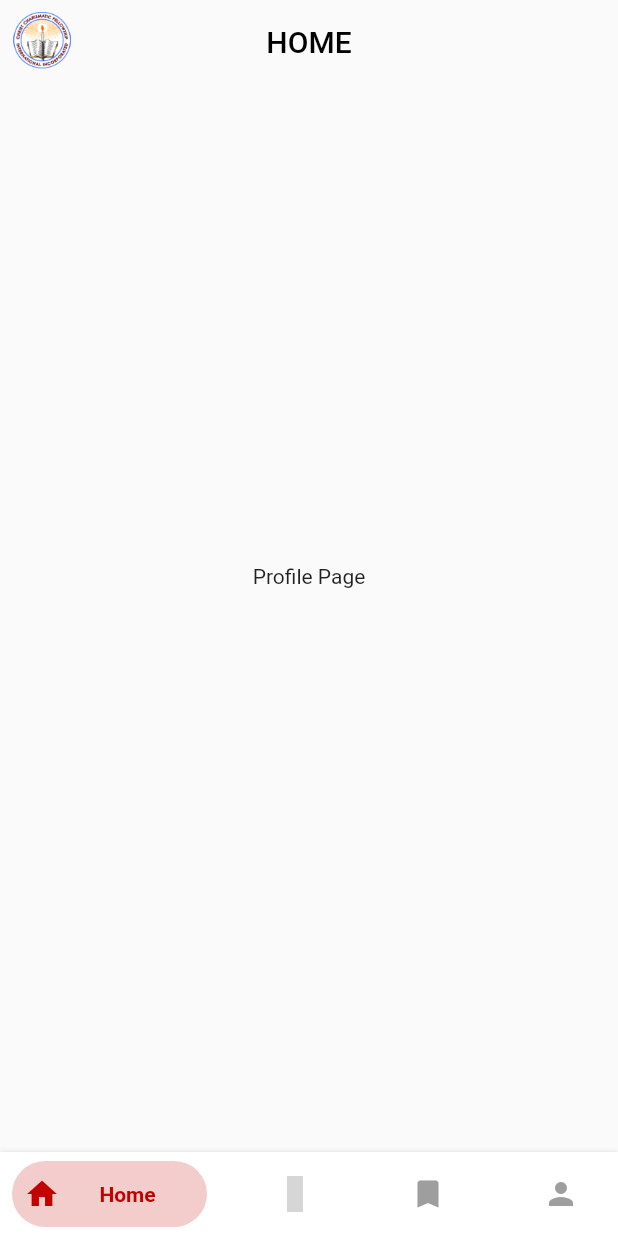
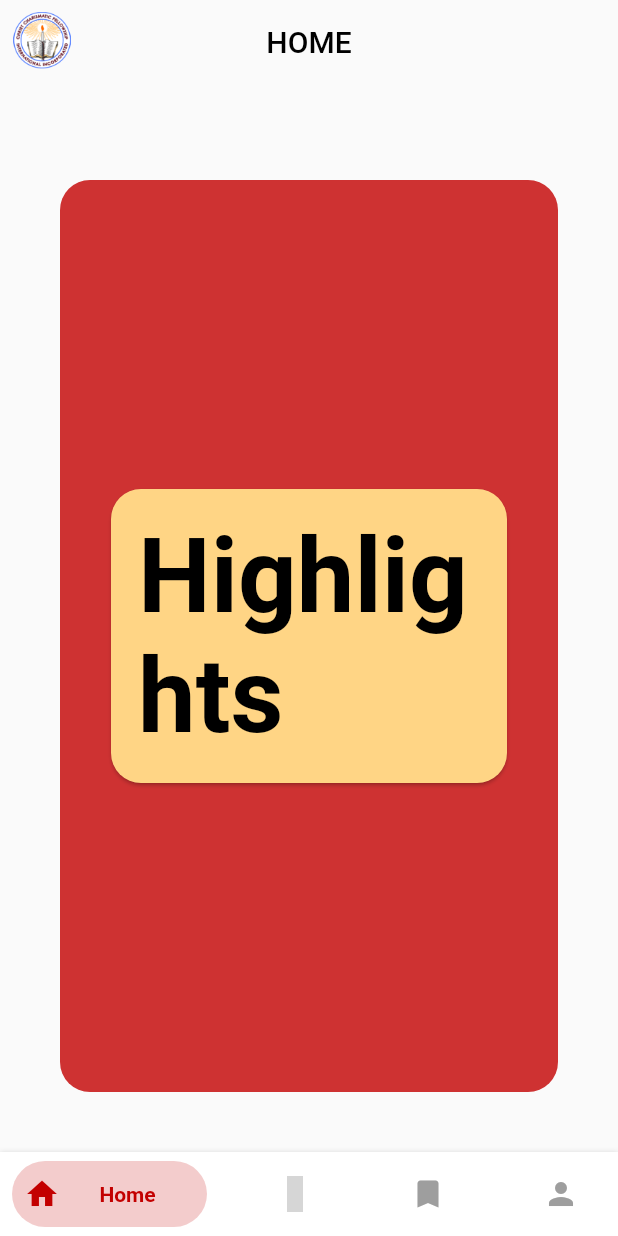
Before and after one commit to Pipaolo/CCFII-Read-Obey-and-Succeed-App, a Flutter app: the screen it shows after launch, swiped to page 4, on a phone screen of 412 x 824 dp. Run offline on Flutter 3.47's test engine with Material 2 defaults, Android fonts, the phone set to English and light mode, and no system bars; drawn by our look-alikes of bottom_navy_bar; our stand-ins replace auto_route, bloc, dartx, equatable, flushbar, flutter_bloc and 5 more; accounts and stored records are empty; generated files the repository leaves out were written again; grey boxes are pictures that could not be loaded.

Commit message:
Partial Implementation of Reading Highlights

```diff
--- a/lib/core/setting_bloc/settings_bloc.dart
+++ b/lib/core/setting_bloc/settings_bloc.dart
@@ -24,6 +24,7 @@ class SettingsBloc extends Bloc<SettingsEvent, SettingsState> {
           headline6: TextStyle(color: Colors.white),
           headline5: TextStyle(color: Colors.white),
           headline4: TextStyle(color: Colors.white),
+          headline1: TextStyle(color: Colors.white),
           bodyText1: TextStyle(color: Colors.white),
         ),
       );
@@ -36,6 +37,7 @@ class SettingsBloc extends Bloc<SettingsEvent, SettingsState> {
           headline6: TextStyle(color: Colors.black),
           headline5: TextStyle(color: Colors.black),
           headline4: TextStyle(color: Colors.black),
+          headline1: TextStyle(color: Colors.black),
           bodyText1: TextStyle(color: Colors.black),
         ),
       );
--- a/lib/data/model/highlighted_content.dart
+++ b/lib/data/model/highlighted_content.dart
@@ -1,8 +1,6 @@
-import 'dart:convert';
-
 import 'package:flutter/foundation.dart';
 
-import 'package:ccfii_read_obey_succeed/data/model/bible_chapter_content.dart';
+import 'bible_chapter_content.dart';
 
 class HighlightedContent {
   final List<BibleChapterContent> chapterContents;
--- a/lib/routes/router.dart
+++ b/lib/routes/router.dart
@@ -2,6 +2,7 @@ import 'package:auto_route/auto_route_annotations.dart';
 import 'package:ccfii_read_obey_succeed/ui/bible_page/bible_book_page/bible_book_page.dart';
 import 'package:ccfii_read_obey_succeed/ui/bible_page/bible_reader_page/bible_reader_page.dart';
 import 'package:ccfii_read_obey_succeed/ui/bottom_navigation_controller.dart';
+import 'package:ccfii_read_obey_succeed/ui/profile_page/highlights_page/highlights_page.dart';
 import 'package:ccfii_read_obey_succeed/ui/splash_page/splash_page.dart';
 
 @MaterialAutoRouter()
@@ -12,5 +13,7 @@ class $Router {
   BibleBookPage bibleBookPageRoute;
   BibleReaderPage bibleReaderPageRoute;
 
+  HighlightsPage highlightsPageRoute;
+
   BottomNavigationController bottomNavigationControllerRoute;
 }
--- a/lib/ui/profile_page/profile_page.dart
+++ b/lib/ui/profile_page/profile_page.dart
@@ -1,23 +1,57 @@
+import 'package:auto_route/auto_route.dart';
+import 'package:ccfii_read_obey_succeed/core/colors.dart';
+import 'package:ccfii_read_obey_succeed/routes/router.gr.dart';
+import 'package:ccfii_read_obey_succeed/ui/profile_page/widgets/profile_button.dart';
 import 'package:ccfii_read_obey_succeed/ui/widgets/app_bar.dart';
 import 'package:flutter/material.dart';
 
 class ProfilePage extends StatelessWidget {
-  const ProfilePage({Key key}) : super(key: key);
+  final OverlayEntry highlightsPage = OverlayEntry(
+    builder: (context) => Positioned.fill(
+      child: Container(
+        color: Colors.white,
+      ),
+    ),
+  );
+
+  ProfilePage({Key key}) : super(key: key);
 
   @override
   Widget build(BuildContext context) {
-    return Stack(
-      children: <Widget>[
-        Align(
-          alignment: Alignment.topCenter,
-          child: CustomAppBar(),
-        ),
-        Center(
-          child: Container(
-            child: Text('Profile Page'),
+    return SafeArea(
+      child: Stack(
+        alignment: Alignment.center,
+        children: <Widget>[
+          Center(
+            child: Padding(
+              padding: const EdgeInsets.fromLTRB(40, 120, 40, 40),
+              child: Container(
+                height: double.infinity,
+                width: double.infinity,
+                decoration: BoxDecoration(
+                  color: ccfiiRed.withOpacity(0.8),
+                  borderRadius: BorderRadius.circular(20),
+                ),
+                child: Column(
+                  mainAxisAlignment: MainAxisAlignment.center,
+                  mainAxisSize: MainAxisSize.max,
+                  children: <Widget>[
+                    ProfileButton(
+                      function: () => ExtendedNavigator.of(context)
+                          .pushNamed(Routes.highlightsPageRoute),
+                      title: 'Highlights',
+                    )
+                  ],
+                ),
+              ),
+            ),
           ),
-        ),
-      ],
+          Align(
+            alignment: Alignment.topCenter,
+            child: Container(child: CustomAppBar(), height: kToolbarHeight),
+          ),
+        ],
+      ),
     );
   }
 }
--- /dev/null
+++ b/lib/ui/profile_page/widgets/profile_button.dart
@@ -0,0 +1,46 @@
+import 'package:flutter/material.dart';
+import 'package:flutter_screenutil/screenutil.dart';
+
+import 'package:ccfii_read_obey_succeed/core/colors.dart';
+
+class ProfileButton extends StatelessWidget {
+  final String title;
+  final Function function;
+
+  const ProfileButton({
+    Key key,
+    @required this.title,
+    @required this.function,
+  }) : super(key: key);
+
+  @override
+  Widget build(BuildContext context) {
+    return Container(
+      width: double.infinity,
+      padding: const EdgeInsets.symmetric(horizontal: 30),
+      child: Card(
+        color: ccfiiLightOrange,
+        shape: RoundedRectangleBorder(
+          borderRadius: BorderRadius.circular(20),
+        ),
+        child: InkWell(
+          borderRadius: BorderRadius.circular(20),
+          onTap: function,
+          child: Padding(
+            padding: const EdgeInsets.all(18),
+            child: Center(
+              child: Text(
+                title,
+                style: Theme.of(context).textTheme.headline1.copyWith(
+                      fontSize: ScreenUtil().setSp(60),
+                      fontWeight: FontWeight.bold,
+                      color: Colors.black,
+                    ),
+              ),
+            ),
+          ),
+        ),
+      ),
+    );
+  }
+}
```
Also changed, not shown: lib/ui/profile_page/highlights_page/highlights_page.dart (added, +87 -0 lines), lib/routes/router.gr.dart.
